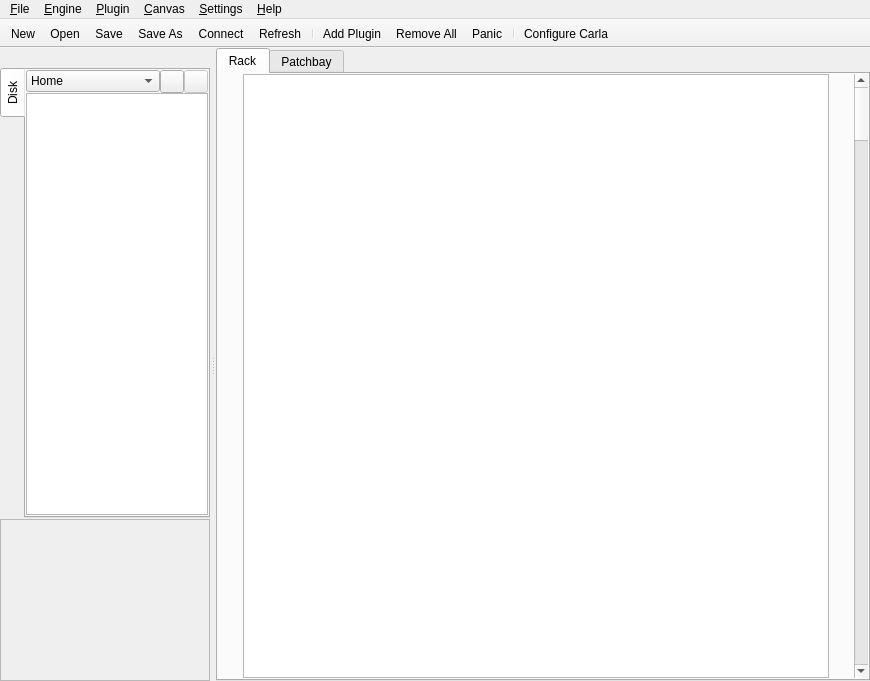
This is resources/ui/carla_host.ui in falkTX/Carla as Qt 5 draws it before an edit. The edited form follows.
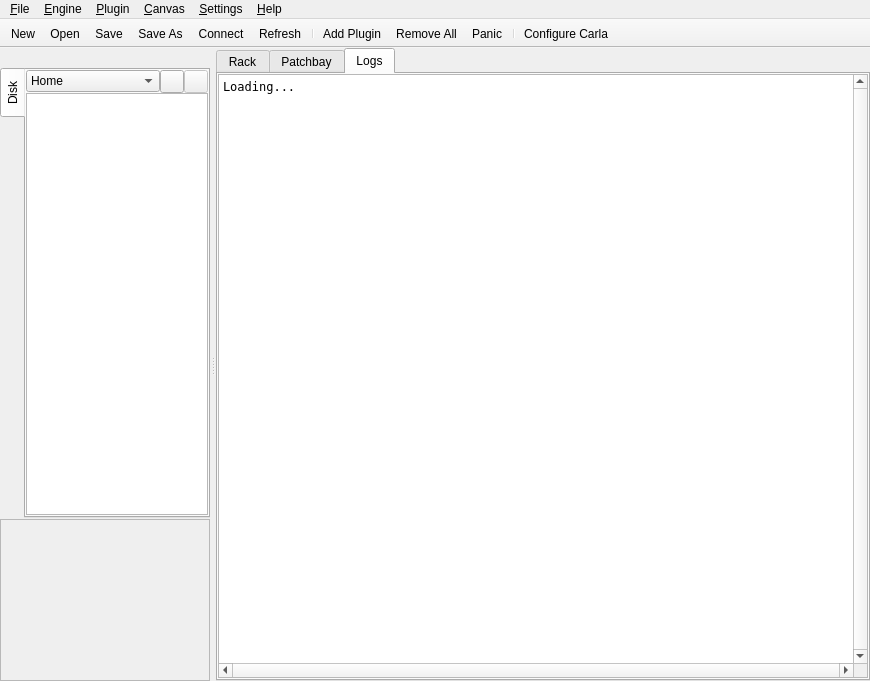
This is the edited form. The open tabs and pages were chosen to show the change. Icons and pictures are not drawn. Custom widgets are drawn as their Qt base class.

Commit message: The logs tab is back! Also add fputs and fflush to utils

```diff
--- a/resources/ui/carla_host.ui
+++ b/resources/ui/carla_host.ui
@@ -137,6 +137,52 @@
         </item>
        </layout>
       </widget>
+      <widget class="QWidget" name="logs">
+       <attribute name="title">
+        <string>Logs</string>
+       </attribute>
+       <layout class="QHBoxLayout" name="horizontalLayout_4">
+        <property name="spacing">
+         <number>0</number>
+        </property>
+        <property name="leftMargin">
+         <number>0</number>
+        </property>
+        <property name="topMargin">
+         <number>0</number>
+        </property>
+        <property name="rightMargin">
+         <number>0</number>
+        </property>
+        <property name="bottomMargin">
+         <number>1</number>
+        </property>
+        <item>
+         <widget class="QPlainTextEdit" name="text_logs">
+          <property name="font">
+           <font>
+            <family>DejaVu Sans Mono</family>
+           </font>
+          </property>
+          <property name="verticalScrollBarPolicy">
+           <enum>Qt::ScrollBarAlwaysOn</enum>
+          </property>
+          <property name="horizontalScrollBarPolicy">
+           <enum>Qt::ScrollBarAlwaysOn</enum>
+          </property>
+          <property name="lineWrapMode">
+           <enum>QPlainTextEdit::NoWrap</enum>
+          </property>
+          <property name="plainText">
+           <string>Loading...</string>
+          </property>
+          <property name="textInteractionFlags">
+           <set>Qt::LinksAccessibleByMouse|Qt::TextSelectableByKeyboard|Qt::TextSelectableByMouse</set>
+          </property>
+         </widget>
+        </item>
+       </layout>
+      </widget>
      </widget>
     </item>
    </layout>
```
The commit also changes 6 other files.
